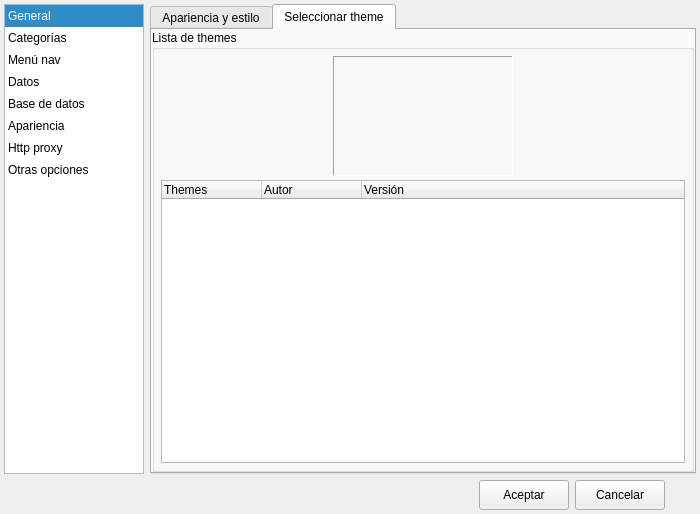
This is ui/opciones.ui in Monthy/gr-lida as Qt 5 draws it before an edit. The edited form follows.
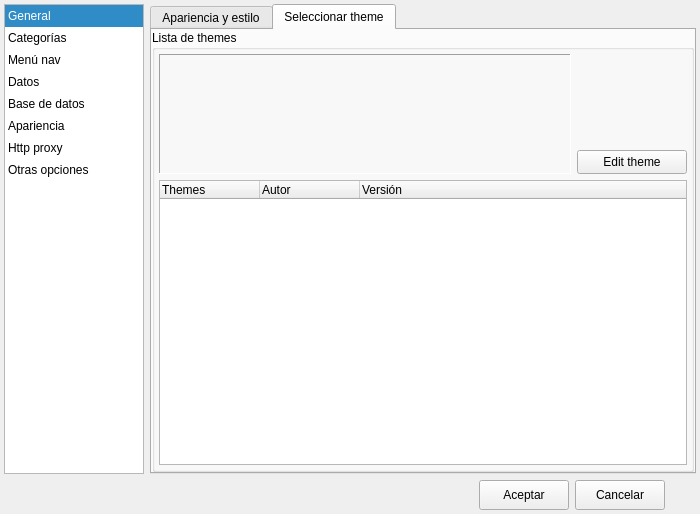
This is the edited form. The open tabs and pages were chosen to show the change. Icons and pictures are not drawn.

Commit message: Añadido editor de themes y configuración de la lista en modo carátula.

Patch:
```diff
--- a/ui/opciones.ui
+++ b/ui/opciones.ui
@@ -2446,39 +2446,11 @@
                <property name="title">
                 <string>Lista de themes</string>
                </property>
-               <layout class="QGridLayout" name="gridLayout_2">
-                <property name="verticalSpacing">
-                 <number>4</number>
-                </property>
+               <layout class="QGridLayout" name="gridLayout_2" columnstretch="1,0">
                 <property name="margin">
-                 <number>6</number>
+                 <number>4</number>
                 </property>
-                <item row="0" column="1">
-                 <widget class="QLabel" name="lb_theme_example">
-                  <property name="minimumSize">
-                   <size>
-                    <width>180</width>
-                    <height>120</height>
-                   </size>
-                  </property>
-                  <property name="frameShape">
-                   <enum>QFrame::Panel</enum>
-                  </property>
-                  <property name="frameShadow">
-                   <enum>QFrame::Sunken</enum>
-                  </property>
-                  <property name="text">
-                   <string/>
-                  </property>
-                  <property name="scaledContents">
-                   <bool>true</bool>
-                  </property>
-                  <property name="alignment">
-                   <set>Qt::AlignCenter</set>
-                  </property>
-                 </widget>
-                </item>
-                <item row="1" column="0" colspan="3">
+                <item row="2" column="0" colspan="2">
                  <widget class="QTreeWidget" name="twThemes">
                   <property name="focusPolicy">
                    <enum>Qt::ClickFocus</enum>
@@ -2533,31 +2505,47 @@
                   </column>
                  </widget>
                 </item>
-                <item row="0" column="0">
-                 <spacer name="horizontalSpacer_5">
-                  <property name="orientation">
-                   <enum>Qt::Horizontal</enum>
-                  </property>
-                  <property name="sizeHint" stdset="0">
+                <item row="1" column="1">
+                 <widget class="QPushButton" name="btnEditTheme">
+                  <property name="minimumSize">
                    <size>
-                    <width>40</width>
-                    <height>20</height>
+                    <width>110</width>
+                    <height>24</height>
                    </size>
                   </property>
-                 </spacer>
+                  <property name="text">
+                   <string>Edit theme</string>
+                  </property>
+                  <property name="icon">
+                   <iconset resource="../res/gr-lida.qrc">
+                    <normaloff>:/img16/style.png</normaloff>:/img16/style.png</iconset>
+                  </property>
+                 </widget>
                 </item>
-                <item row="0" column="2">
-                 <spacer name="horizontalSpacer_6">
-                  <property name="orientation">
-                   <enum>Qt::Horizontal</enum>
-                  </property>
-                  <property name="sizeHint" stdset="0">
+                <item row="0" column="0" rowspan="2">
+                 <widget class="QLabel" name="lb_theme_example">
+                  <property name="minimumSize">
                    <size>
-                    <width>40</width>
-                    <height>20</height>
+                    <width>180</width>
+                    <height>120</height>
                    </size>
                   </property>
-                 </spacer>
+                  <property name="frameShape">
+                   <enum>QFrame::Panel</enum>
+                  </property>
+                  <property name="frameShadow">
+                   <enum>QFrame::Sunken</enum>
+                  </property>
+                  <property name="text">
+                   <string/>
+                  </property>
+                  <property name="scaledContents">
+                   <bool>true</bool>
+                  </property>
+                  <property name="alignment">
+                   <set>Qt::AlignCenter</set>
+                  </property>
+                 </widget>
                 </item>
                </layout>
               </widget>
```
Left out of the diff: 84 changed lines with no effect on the pictures. The commit also changes 13 other files.
